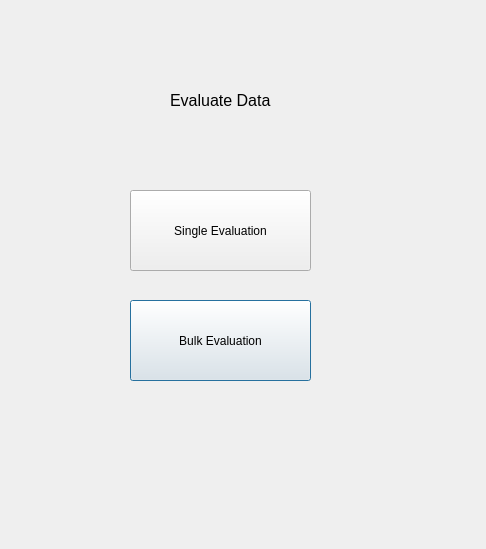
This is src/Interface/UI/evaluate_data.ui in hellorahat/LoanEligibilityPredictor as Qt 5 draws it before an edit. The edited form follows.
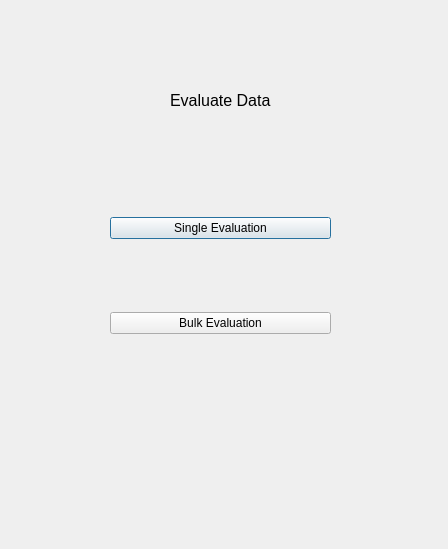
This is the edited form.

Diff of the .ui file:
```diff
--- a/src/Interface/UI/evaluate_data.ui
+++ b/src/Interface/UI/evaluate_data.ui
@@ -6,26 +6,13 @@
    <rect>
     <x>0</x>
     <y>0</y>
-    <width>486</width>
+    <width>448</width>
     <height>549</height>
    </rect>
   </property>
   <property name="windowTitle">
    <string>Dialog</string>
   </property>
-  <widget class="QPushButton" name="pushButton_2">
-   <property name="geometry">
-    <rect>
-     <x>130</x>
-     <y>300</y>
-     <width>181</width>
-     <height>81</height>
-    </rect>
-   </property>
-   <property name="text">
-    <string>Bulk Evaluation</string>
-   </property>
-  </widget>
   <widget class="QLabel" name="label">
    <property name="geometry">
     <rect>
@@ -44,18 +31,31 @@
     <string>Evaluate Data</string>
    </property>
   </widget>
-  <widget class="QPushButton" name="Singleeva">
+  <widget class="QWidget" name="">
    <property name="geometry">
     <rect>
-     <x>130</x>
-     <y>190</y>
-     <width>181</width>
-     <height>81</height>
+     <x>110</x>
+     <y>150</y>
+     <width>221</width>
+     <height>251</height>
     </rect>
    </property>
-   <property name="text">
-    <string>Single Evaluation</string>
-   </property>
+   <layout class="QVBoxLayout" name="verticalLayout">
+    <item>
+     <widget class="QPushButton" name="Singleeva">
+      <property name="text">
+       <string>Single Evaluation</string>
+      </property>
+     </widget>
+    </item>
+    <item>
+     <widget class="QPushButton" name="pushButton_2">
+      <property name="text">
+       <string>Bulk Evaluation</string>
+      </property>
+     </widget>
+    </item>
+   </layout>
   </widget>
  </widget>
  <resources/>
```
